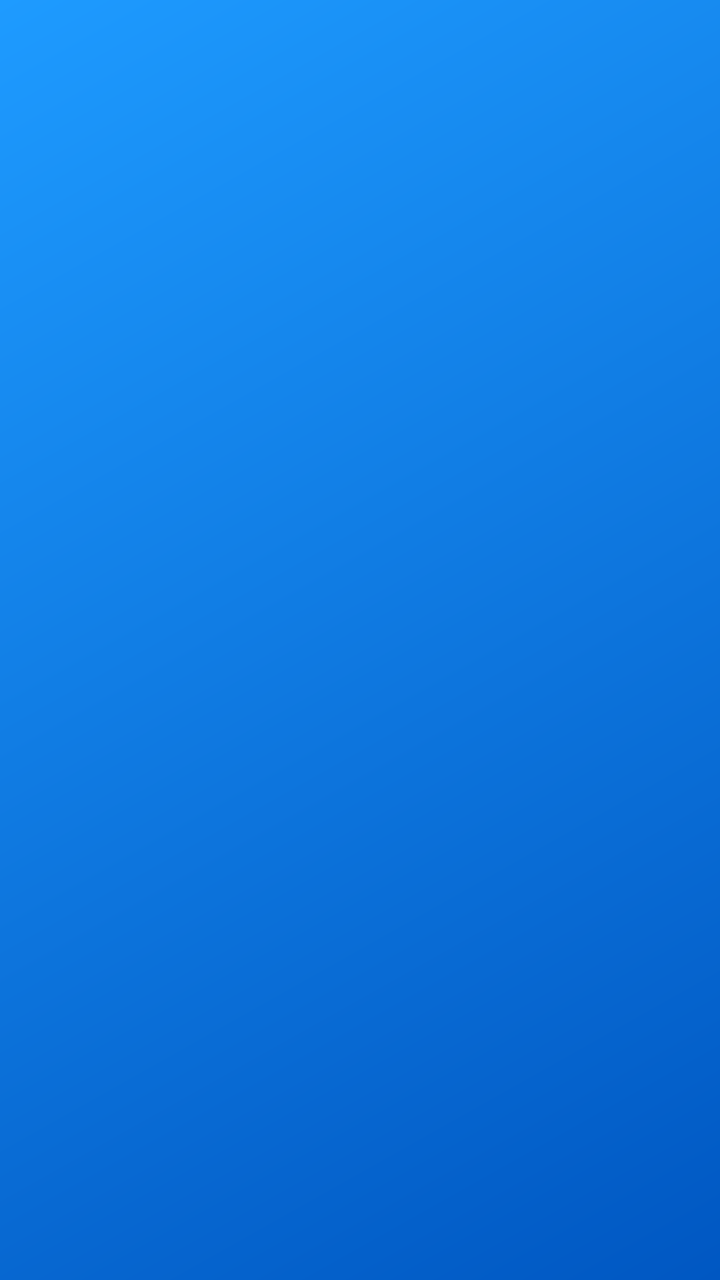
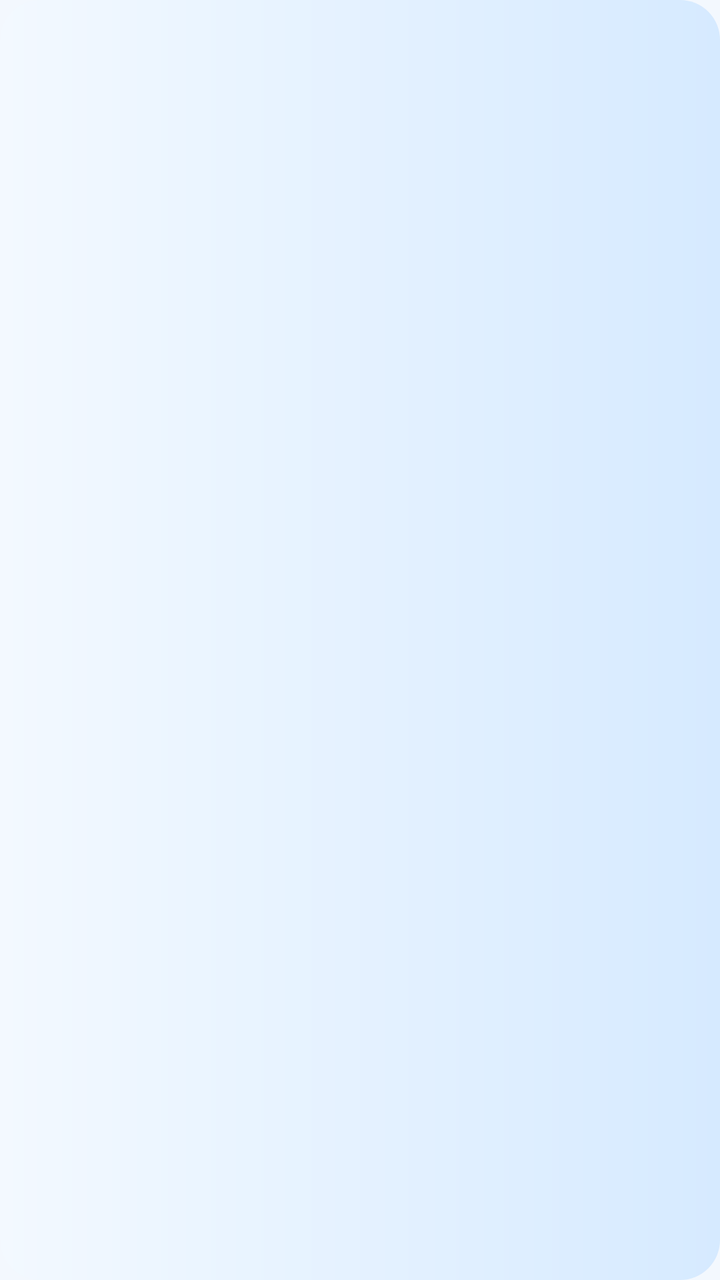

Compare the two renders of this Android layout. The source of the first and the diff that turns it into the second are given below.
<!-- AndroidManifest.xml: application theme Theme.Vanty -->
<!-- res/layout/notif_aria.xml -->
<?xml version="1.0" encoding="utf-8"?>
<LinearLayout xmlns:android="http://schemas.android.com/apk/res/android"
    android:id="@+id/raiz"
    android:layout_width="match_parent"
    android:layout_height="match_parent"
    android:minHeight="64dp"
    android:background="@drawable/notif_azul"
    android:gravity="center_vertical"
    android:orientation="horizontal"
    android:paddingStart="16dp"
    android:paddingEnd="8dp">

    <LinearLayout
        android:layout_width="0dp"
        android:layout_height="wrap_content"
        android:layout_weight="1"
        android:orientation="vertical"
        android:paddingTop="8dp"
        android:paddingBottom="8dp">

        <TextView
            android:id="@+id/titulo"
            android:layout_width="match_parent"
            android:layout_height="wrap_content"
            android:ellipsize="end"
            android:maxLines="1"
            android:textColor="#FFFFFF"
            android:textSize="15sp"
            android:textStyle="bold" />

        <TextView
            android:id="@+id/texto"
            android:layout_width="match_parent"
            android:layout_height="wrap_content"
            android:layout_marginTop="2dp"
            android:ellipsize="end"
            android:maxLines="2"
            android:textColor="#F2FFFFFF"
            android:textSize="13sp" />
    </LinearLayout>

    <ImageView
        android:id="@+id/aria"
        android:layout_width="52dp"
        android:layout_height="60dp"
        android:layout_marginStart="8dp"
        android:contentDescription="ARIA"
        android:scaleType="fitCenter" />
</LinearLayout>
<!-- resources referenced by this layout -->
<resources>
  <!-- drawable notif_azul (drawable) -->
  <?xml version="1.0" encoding="utf-8"?>
  <shape xmlns:android="http://schemas.android.com/apk/res/android" android:shape="rectangle">
      <gradient android:angle="315" android:startColor="#1E9BFF" android:endColor="#0057C2" />
  </shape>
  <style name="Theme.Vanty" parent="android:Theme.Material.Light.NoActionBar">
          <item name="android:windowBackground">@color/vanty_bg</item>
          <item name="android:statusBarColor">@android:color/transparent</item>
          <item name="android:navigationBarColor">@android:color/transparent</item>
      </style>
  <color name="vanty_bg">#F3F8FE</color>
</resources>

<!-- the commit's change to res/layout/notif_aria.xml (unified diff, before → after) -->
@@ -2,21 +2,18 @@
 <LinearLayout xmlns:android="http://schemas.android.com/apk/res/android"
     android:id="@+id/raiz"
     android:layout_width="match_parent"
-    android:layout_height="match_parent"
-    android:minHeight="64dp"
+    android:layout_height="64dp"
     android:background="@drawable/notif_azul"
     android:gravity="center_vertical"
     android:orientation="horizontal"
     android:paddingStart="16dp"
-    android:paddingEnd="8dp">
+    android:paddingEnd="6dp">
 
     <LinearLayout
         android:layout_width="0dp"
         android:layout_height="wrap_content"
         android:layout_weight="1"
-        android:orientation="vertical"
-        android:paddingTop="8dp"
-        android:paddingBottom="8dp">
+        android:orientation="vertical">
 
         <TextView
             android:id="@+id/titulo"
@@ -24,26 +21,26 @@
             android:layout_height="wrap_content"
             android:ellipsize="end"
             android:maxLines="1"
-            android:textColor="#FFFFFF"
-            android:textSize="15sp"
+            android:textColor="#0B1B33"
+            android:textSize="16sp"
             android:textStyle="bold" />
 
         <TextView
             android:id="@+id/texto"
             android:layout_width="match_parent"
             android:layout_height="wrap_content"
-            android:layout_marginTop="2dp"
+            android:layout_marginTop="1dp"
             android:ellipsize="end"
-            android:maxLines="2"
-            android:textColor="#F2FFFFFF"
+            android:maxLines="1"
+            android:textColor="#33507A"
             android:textSize="13sp" />
     </LinearLayout>
 
     <ImageView
         android:id="@+id/aria"
-        android:layout_width="52dp"
-        android:layout_height="60dp"
-        android:layout_marginStart="8dp"
+        android:layout_width="60dp"
+        android:layout_height="64dp"
+        android:layout_marginStart="6dp"
         android:contentDescription="ARIA"
-        android:scaleType="fitCenter" />
+        android:scaleType="fitEnd" />
 </LinearLayout>
<!-- resource entries referenced after the edit -->
@@ -3,7 +3,8 @@
   <!-- drawable notif_azul (drawable) -->
   <?xml version="1.0" encoding="utf-8"?>
   <shape xmlns:android="http://schemas.android.com/apk/res/android" android:shape="rectangle">
-      <gradient android:angle="315" android:startColor="#1E9BFF" android:endColor="#0057C2" />
+      <gradient android:angle="0" android:startColor="#F3F9FF" android:endColor="#D6EAFF" />
+      <corners android:radius="20dp" />
   </shape>
   <style name="Theme.Vanty" parent="android:Theme.Material.Light.NoActionBar">
           <item name="android:windowBackground">@color/vanty_bg</item>
